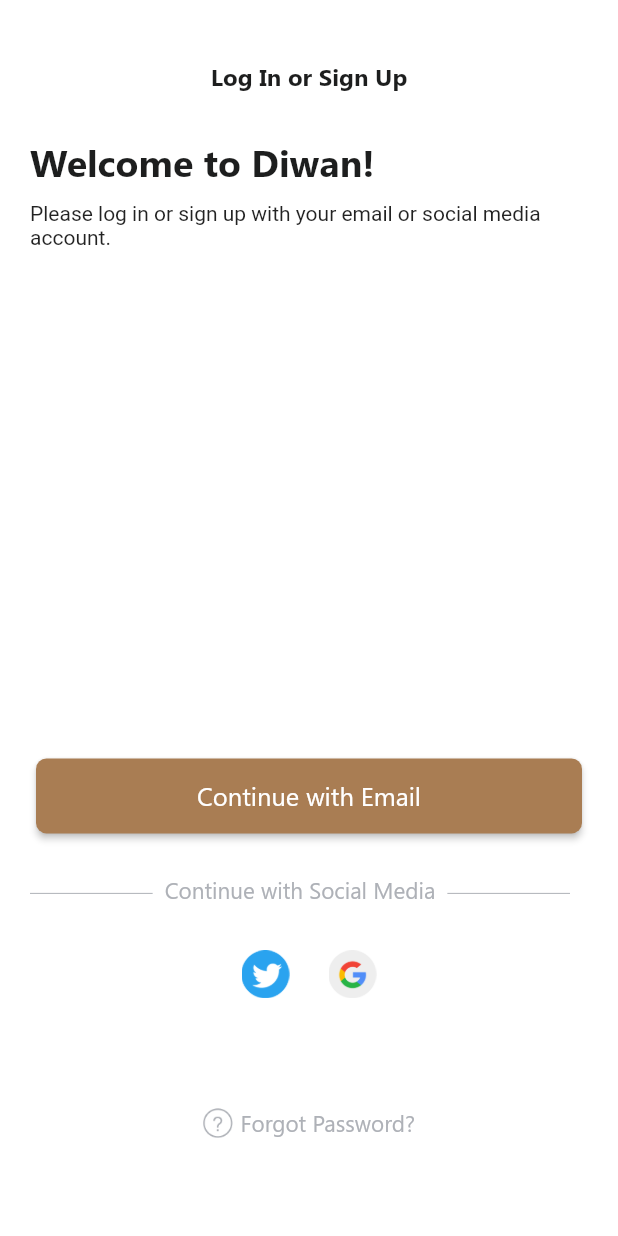
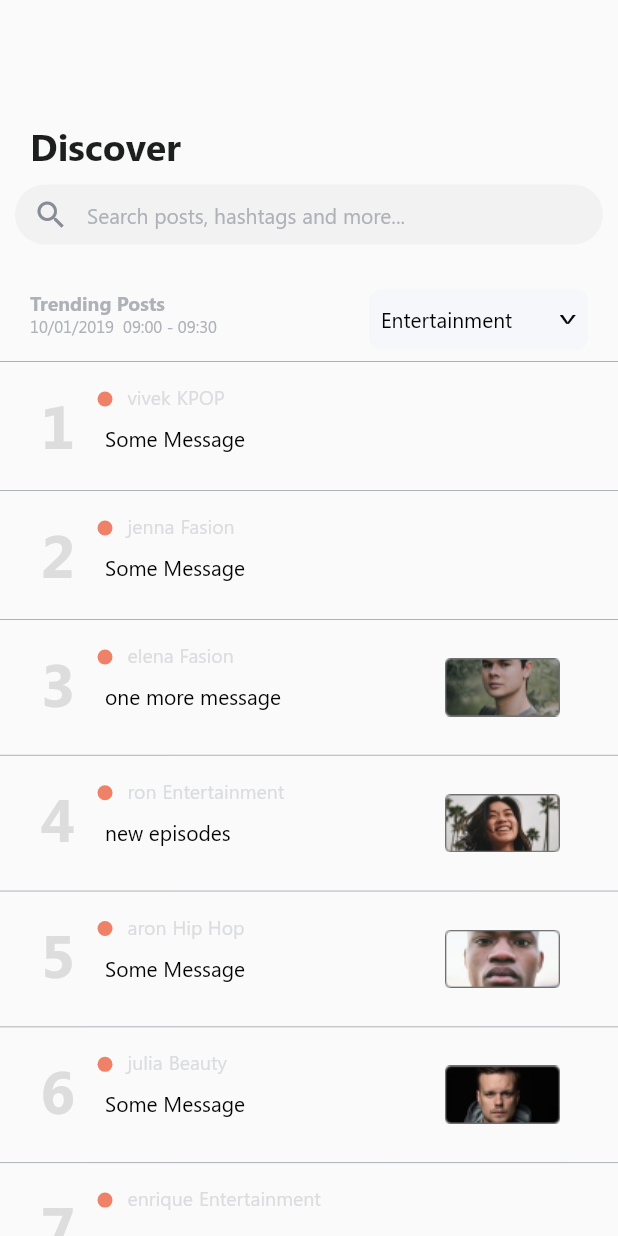
Before and after one commit to iamvivekkaushik/Diwan, a Flutter app: the screen it shows after launch, on a phone screen of 412 x 824 dp. Run offline on Flutter 3.47's test engine with Material 2 defaults, Android fonts, the phone set to English and light mode, and no system bars.

Commit message:
created discover page

```diff
--- a/lib/main.dart
+++ b/lib/main.dart
@@ -1,9 +1,6 @@
 import 'package:diwan/config/config.dart';
 import 'package:diwan/route_generator.dart';
-import 'package:diwan/screens/announcement_screen.dart';
-import 'package:diwan/screens/create_post_screen.dart';
-import 'package:diwan/screens/post_translation.dart';
-import 'package:diwan/screens/welcome_page.dart';
+import 'package:diwan/screens/discover_screen.dart';
 import 'package:flutter/material.dart';
 import 'package:flutter_localizations/flutter_localizations.dart';
 
@@ -37,7 +34,7 @@ class MyApp extends StatelessWidget {
         // Current Device locale is not supported, fallback to english
         return supportedLocales.first;
       },
-      home: WelcomePage(),
+      home: DiscoverScreen(),
       onGenerateRoute: RouteGenerator.generateRoute,
     );
   }
--- /dev/null
+++ b/lib/models/post.dart
@@ -0,0 +1,19 @@
+class Post {
+  String username;
+  String group;
+  String message;
+  String image;
+
+  Post(this.username, this.group, this.message, this.image);
+
+}
+
+List<Post> postList = [
+  Post("vivek", "KPOP", "Some Message", null),
+  Post("jenna", "Fasion", "Some Message", null),
+  Post("elena", "Fasion", "one more message", "images/temp/discover1.png"),
+  Post("ron", "Entertainment", "new episodes", "images/temp/discover2.png"),
+  Post("aron", "Hip Hop", "Some Message", "images/temp/discover3.png"),
+  Post("julia", "Beauty", "Some Message", "images/temp/discover5.png"),
+  Post("enrique", "Entertainment", "message", null),
+];
--- a/lib/res/colors.dart
+++ b/lib/res/colors.dart
@@ -8,14 +8,17 @@ class AppColors {
   static const Color subHeading = Color(0xFF707070);
   static const Color navbarBackground = Color(0xFF313337);
   static const Color buttonBackground = Color(0xFFA97D53);
+  static const Color searchBackground = Color(0xFFF2F2F3);
+  static const Color discoverDropdownBg = Color(0xFFF5F7FA);
   static const Color separator = Color(0xFFAEB1B7);
   static const Color blackIcon = Color(0xff363232);
   static const Color textFieldBorder = Color(0xffDADCDF);
-  static const Color textFieldHint = Color(0xffAEB1B7);
+  static const Color textFieldHint = separator;
   static const Color settingCategoryTitle = Color(0xff888D95);
   static const Color postContainerBackground = Color(0xffF5F7FA);
   static const Color progressBarBg = Color(0xffEBEBEB);
   static const Color termsBackground = Color(0xffECECEC);
   static const Color tickBackground = Color(0xffD8D8D8);
   static const Color announcementColor = Color(0xff5D4646);
+  static const Color discoverListNumber = Color(0xFFDDDDDE);
 }
--- a/lib/res/style.dart
+++ b/lib/res/style.dart
@@ -184,3 +184,47 @@ final TextStyle announcementTextStyle = TextStyle(
     fontWeight: FontWeight.w400,
     color: AppColors.announcementColor
 );
+
+// Discover Screen Style
+
+final TextStyle searchHintStyle = TextStyle(
+    fontSize: 14,
+    fontFamily: 'Segoe',
+    fontWeight: FontWeight.w400,
+    color: AppColors.separator
+);
+
+final TextStyle trendingTextStyle = TextStyle(
+    fontSize: 13,
+    fontFamily: 'Segoe',
+    fontWeight: FontWeight.w700,
+    color: AppColors.separator
+);
+
+final TextStyle trendingDateTextStyle = TextStyle(
+    fontSize: 11,
+    fontFamily: 'Segoe',
+    fontWeight: FontWeight.w400,
+    color: AppColors.separator
+);
+
+final TextStyle discoverListIndexStyle = TextStyle(
+    fontSize: 40,
+    fontFamily: 'Segoe',
+    fontWeight: FontWeight.w700,
+    color: AppColors.discoverListNumber
+);
+
+final TextStyle discoverItemPathStyle = TextStyle(
+    fontSize: 13,
+    fontFamily: 'Segoe',
+    fontWeight: FontWeight.w400,
+    color: AppColors.textFieldBorder
+);
+
+final TextStyle discoverItemHeadingStyle = TextStyle(
+    fontSize: 14,
+    fontFamily: 'Segoe',
+    fontWeight: FontWeight.w400,
+    color: Colors.black
+);
--- /dev/null
+++ b/lib/screens/discover_screen.dart
@@ -0,0 +1,238 @@
+import 'package:diwan/helper/app_localization.dart';
+import 'package:diwan/models/post.dart';
+import 'package:diwan/res/colors.dart';
+import 'package:diwan/res/dimen.dart';
+import 'package:diwan/res/style.dart';
+import 'package:flutter/material.dart';
+
+class DiscoverScreen extends StatefulWidget {
+  @override
+  _DiscoverScreenState createState() => _DiscoverScreenState();
+}
+
+class _DiscoverScreenState extends State<DiscoverScreen> {
+  List<String> _dropdownList = ['Entertainment'];
+  String dropdownValue = "Entertainment";
+
+  @override
+  Widget build(BuildContext context) {
+    return Scaffold(
+      body: Column(
+        mainAxisAlignment: MainAxisAlignment.start,
+        crossAxisAlignment: CrossAxisAlignment.start,
+        children: <Widget>[
+          SizedBox(
+            height: Dimen.topMargin + 30,
+          ),
+          Container(
+            width: MediaQuery.of(context).size.width - 40,
+            margin: EdgeInsets.symmetric(horizontal: 20, vertical: 10),
+            child: Text(
+              AppLocalization.of(context).translate('discover'),
+              style: boldTextHeading,
+            ),
+          ),
+          Container(
+            width: MediaQuery.of(context).size.width - 20,
+            height: 40,
+            decoration: BoxDecoration(
+              color: AppColors.searchBackground,
+              borderRadius: BorderRadius.circular(20),
+            ),
+            margin: EdgeInsets.symmetric(horizontal: 10),
+            child: TextField(
+              decoration: InputDecoration(
+                  border: InputBorder.none,
+                  hintText:
+                      AppLocalization.of(context).translate('search_hint'),
+                  hintStyle: searchHintStyle,
+                  prefixIcon: Icon(
+                    Icons.search,
+                    color: AppColors.settingCategoryTitle,
+                  )),
+            ),
+          ),
+          SizedBox(
+            height: 30,
+          ),
+          Row(
+            mainAxisAlignment: MainAxisAlignment.start,
+            crossAxisAlignment: CrossAxisAlignment.start,
+            children: <Widget>[
+              SizedBox(
+                width: 20,
+              ),
+              Container(
+                width: MediaQuery.of(context).size.width / 2,
+                child: Column(
+                  mainAxisAlignment: MainAxisAlignment.start,
+                  crossAxisAlignment: CrossAxisAlignment.start,
+                  children: <Widget>[
+                    Text(
+                      AppLocalization.of(context).translate('trending_post'),
+                      maxLines: 1,
+                      style: trendingTextStyle,
+                    ),
+                    Text(
+                      "10/01/2019  09:00 - 09:30",
+                      maxLines: 1,
+                      style: trendingDateTextStyle,
+                    ),
+                  ],
+                ),
+              ),
+              Expanded(
+                child: Container(
+                  decoration: BoxDecoration(
+                      color: AppColors.discoverDropdownBg,
+                      borderRadius: BorderRadius.circular(8)),
+                  width: MediaQuery.of(context).size.width / 2 - 60,
+                  height: 40,
+                  margin: EdgeInsets.symmetric(horizontal: 20),
+                  child: Padding(
+                    padding: const EdgeInsets.all(8.0),
+                    child: DropdownButton<String>(
+                      value: dropdownValue,
+                      isExpanded: true,
+                      icon: Image.asset(
+                        "images/dropdown_icon.png",
+                        width: 11,
+                        height: 6,
+                      ),
+                      style:
+                          TextStyle(fontFamily: 'Segoe', color: Colors.black),
+                      underline: Container(),
+                      onChanged: (String newValue) {
+                        setState(() {
+                          dropdownValue = newValue;
+                        });
+                      },
+                      items:
+                          //ToDo: Change with real List
+                          _dropdownList
+                              .map<DropdownMenuItem<String>>((String value) {
+                        return DropdownMenuItem<String>(
+                          value: value,
+                          child: Text(value),
+                        );
+                      }).toList(),
+                    ),
+                  ),
+                ),
+              ),
+            ],
+          ),
+          Container(
+            width: MediaQuery.of(context).size.width,
+            child: Divider(
+              color: AppColors.separator,
+            ),
+          ),
+          Expanded(
+            child: ListView.builder(
+                itemCount: postList.length,
+                itemBuilder: (context, index) {
+                  return Container(
+                    width: MediaQuery.of(context).size.width,
+                    child: Column(
+                      children: <Widget>[
+                        _createList(
+                            postList[index], index + 1, Color(0xFFEE8168)),
+
+                        Divider(
+                          color: AppColors.separator,
+                        )
+                      ],
+                    ),
+                  );
+                }),
+          )
+        ],
+      ),
+    );
+  }
+
+  Widget _createList(Post post, int index, Color color) {
+    return Container(
+      padding: EdgeInsets.all(7),
+      margin: EdgeInsets.symmetric(horizontal: 20),
+      width: MediaQuery.of(context).size.width,
+      child: Row(
+        mainAxisAlignment: MainAxisAlignment.start,
+        crossAxisAlignment: CrossAxisAlignment.start,
+        children: <Widget>[
+          Text(
+            index.toString(),
+            style: discoverListIndexStyle,
+          ),
+          SizedBox(
+            width: 10,
+          ),
+          Container(
+            width: MediaQuery.of(context).size.width / 2,
+            child: Column(
+              mainAxisAlignment: MainAxisAlignment.start,
+              crossAxisAlignment: CrossAxisAlignment.start,
+              children: <Widget>[
+                Row(
+                  mainAxisAlignment: MainAxisAlignment.start,
+                  crossAxisAlignment: CrossAxisAlignment.start,
+                  children: <Widget>[
+                    Container(
+                      margin: EdgeInsets.fromLTRB(5, 5, 0, 0),
+                      width: 10,
+                      height: 10,
+                      decoration: BoxDecoration(
+                          borderRadius: BorderRadius.circular(20),
+                          color: color),
+                    ),
+                    SizedBox(
+                      width: 10,
+                    ),
+                    Text(
+                      post.username,
+                      style: discoverItemPathStyle,
+                    ),
+                    SizedBox(
+                      width: 4,
+                    ),
+                    Text(
+                      post.group,
+                      style: discoverItemPathStyle,
+                    ),
+                  ],
+                ),
+                Container(
+                  margin: EdgeInsets.symmetric(vertical: 10, horizontal: 10),
+                  child: Text(
+                    post.message,
+                    style: discoverItemHeadingStyle,
+                  ),
+                )
+              ],
+            ),
+          ),
+          post.image != null
+              ? Expanded(
+                  child: Align(
+                    alignment: Alignment.centerRight,
+                    child: Container(
+                      decoration: BoxDecoration(
+                        borderRadius: BorderRadius.circular(10)
+                      ),
+                      margin:
+                          EdgeInsets.symmetric(vertical: 10, horizontal: 10),
+                      width: 80,
+                      child: Image.asset(
+                        post.image,
+                        width: 80,
+                      ),
+                    ),
+                  ),
+                )
+              : Container(),
+        ],
+      ),
+    );
+  }
+}
```
Also changed, not shown: images/temp/discover1.png (added), images/temp/discover2.png (added), images/temp/discover3.png (added), images/temp/discover5.png (added).
